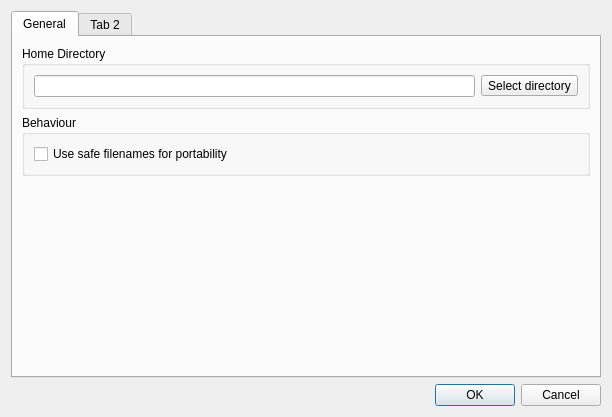
sjuvonen/coquillo, file ui/settingsdialog.ui: the form before one commit.
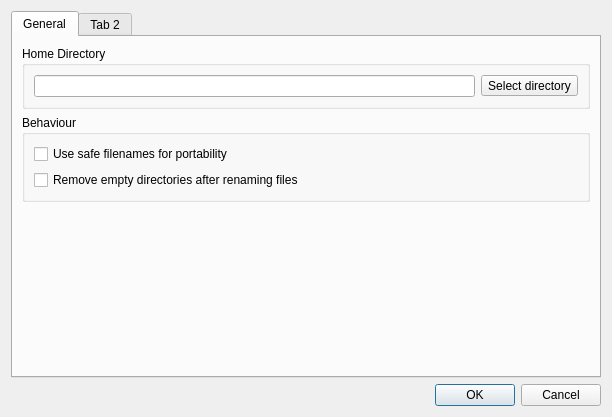
The form after the commit. Icons and pictures are not drawn.

```diff
--- a/ui/settingsdialog.ui
+++ b/ui/settingsdialog.ui
@@ -59,6 +59,13 @@
             </property>
            </widget>
           </item>
+          <item>
+           <widget class="QCheckBox" name="conf_DeleteEmptyDirs">
+            <property name="text">
+             <string>Remove empty directories after renaming files</string>
+            </property>
+           </widget>
+          </item>
          </layout>
         </widget>
        </item>
```
Left out of the diff: 4 changed lines with no effect on the pictures.
